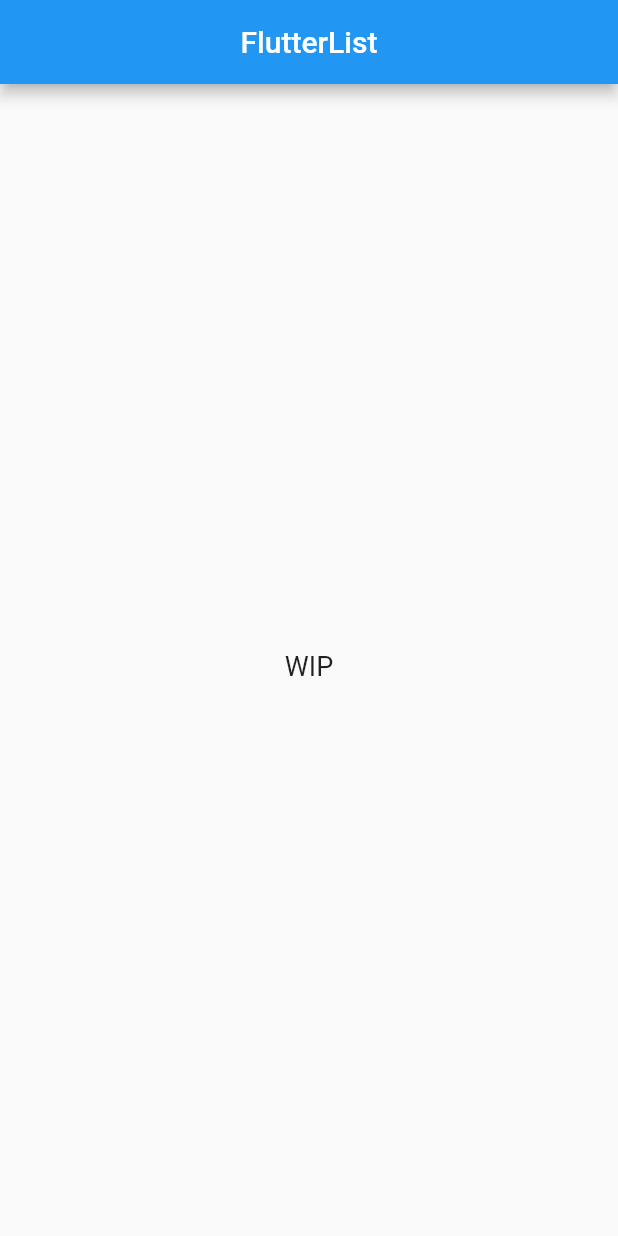
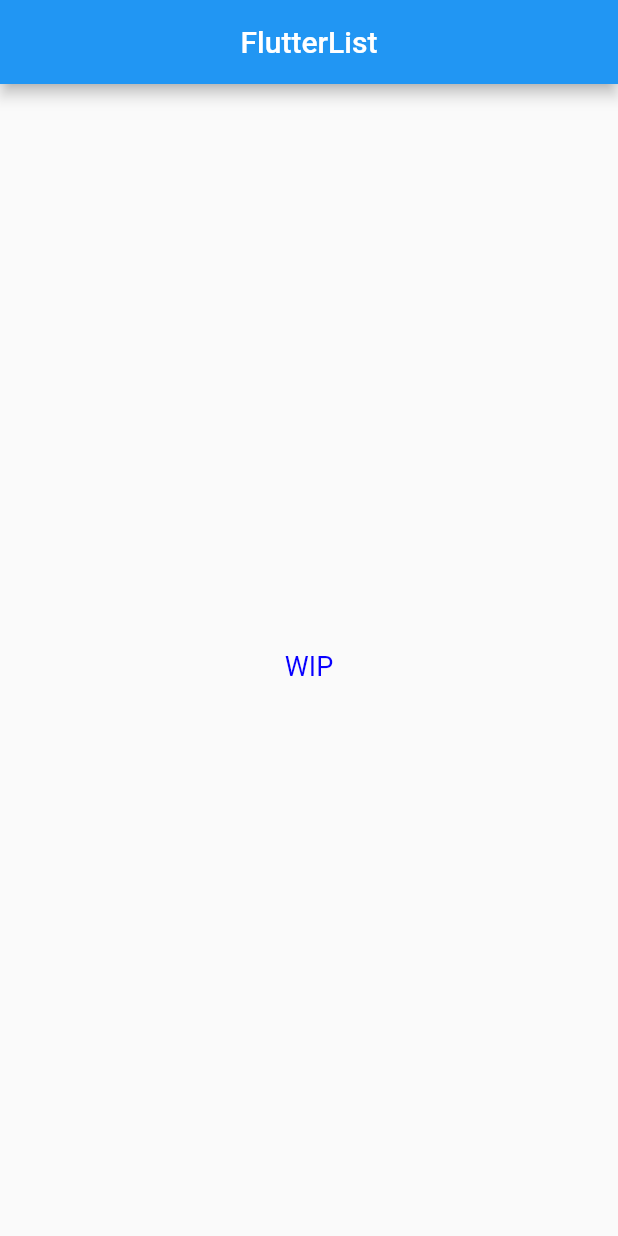
Before and after one commit to JesterOrNot/FlutterList, a Flutter app: the screen it shows after launch, on a phone screen of 412 x 824 dp. Run offline on Flutter 3.47's test engine with Material 2 defaults, Android fonts, the phone set to English and light mode, and no system bars.

Commit message:
update wip sign

```diff
--- a/lib/main.dart
+++ b/lib/main.dart
@@ -5,7 +5,6 @@ void main() => runApp(MainActivity());
 class MainActivity extends StatelessWidget {
   @override
   Widget build(BuildContext context) {
-    final _biggerFont = const TextStyle(fontSize: 18.0);
     return MaterialApp(
       title: "FlutterList",
       home: Scaffold(
@@ -20,7 +19,8 @@ class MainActivity extends StatelessWidget {
                 title: Center(
           child: Text(
             "WIP",
-            style: _biggerFont,
+            style:
+                TextStyle(fontSize: 18.0, color: Color.fromRGBO(8, 0, 255, 2)),
           ),
         ))),
       ),
```
